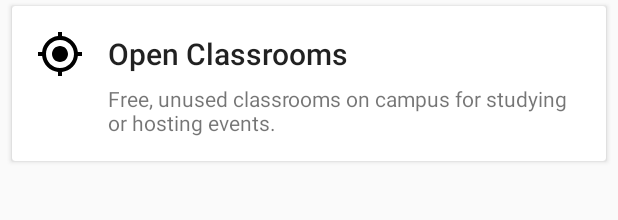
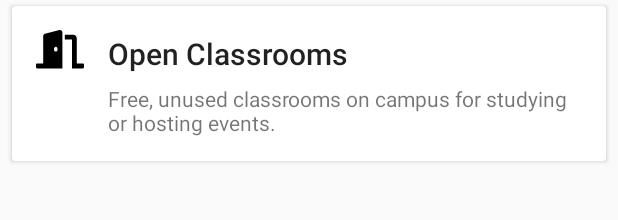
Before and after one commit to wztlei/wathub, an Android app: the layout module_open_classrooms.xml on its own in the app's theme, with its tools: preview values and no code run, on a phone screen of 412 x 824 dp. Shown: the top 220 px of the screen. Run offline under Robolectric (Android 15) with nearby library versions, the phone set to English and light mode, and no system bars.

Commit message:
Add open classrooms to the campus modules section

```diff
--- a/app/src/main/java/io/github/wztlei/wathub/ui/MainActivity.java
+++ b/app/src/main/java/io/github/wztlei/wathub/ui/MainActivity.java
@@ -174,7 +174,7 @@ public class MainActivity extends BaseActivity
         }
     }
 
-    static final class ModuleCategories extends HashMap<String, List<String>> {
+    private static final class ModuleCategories extends HashMap<String, List<String>> {
 
         String[] getApiMethods(final @IdRes int menuItemId, final Resources res) {
             final String idName = res.getResourceEntryName(menuItemId);
--- a/app/src/main/java/io/github/wztlei/wathub/ui/modules/ModuleMap.java
+++ b/app/src/main/java/io/github/wztlei/wathub/ui/modules/ModuleMap.java
@@ -14,6 +14,7 @@ import io.github.wztlei.wathub.ui.modules.foodservices.MenusFragment;
 import io.github.wztlei.wathub.ui.modules.foodservices.NotesFragment;
 import io.github.wztlei.wathub.ui.modules.news.NewsFragment;
 import io.github.wztlei.wathub.ui.modules.news.NewsListFragment;
+import io.github.wztlei.wathub.ui.modules.openclassroom.OpenClassroomFragment;
 import io.github.wztlei.wathub.ui.modules.parking.ParkingFragment;
 import io.github.wztlei.wathub.ui.modules.poi.PointsOfInterestFragment;
 import io.github.wztlei.wathub.ui.modules.resources.GooseWatchFragment;
@@ -82,6 +83,9 @@ final class ModuleMap {
 
         sEndpoints.put("/weather/current",
                 new ModuleInfo(WeatherFragment.class, R.layout.module_weather));
+
+        sEndpoints.put("/wathub/openclassrooms",
+                new ModuleInfo(OpenClassroomFragment.class, R.layout.module_open_classrooms));
     }
 
     public static ModuleInfo getFragmentInfo(final String endpoint) {
--- /dev/null
+++ b/app/src/main/res/drawable/ic_open_classroom.xml
@@ -0,0 +1,9 @@
+<vector xmlns:android="http://schemas.android.com/apk/res/android"
+    android:width="24dp"
+    android:height="24dp"
+    android:viewportWidth="640"
+    android:viewportHeight="640">
+  <path
+      android:pathData="M624,448h-80V113.45C544,86.19 522.47,64 496,64H384v64h96v384h144c8.84,0 16,-7.16 16,-16v-32c0,-8.84 -7.16,-16 -16,-16zM312.24,1.01l-192,49.74C105.99,54.44 96,67.7 96,82.92V448H16c-8.84,0 -16,7.16 -16,16v32c0,8.84 7.16,16 16,16h336V33.18c0,-21.58 -19.56,-37.41 -39.76,-32.17zM264,288c-13.25,0 -24,-14.33 -24,-32s10.75,-32 24,-32 24,14.33 24,32 -10.75,32 -24,32z"
+      android:fillColor="#FF000000"/>
+</vector>
--- a/app/src/main/res/layout/module_open_classrooms.xml
+++ b/app/src/main/res/layout/module_open_classrooms.xml
@@ -4,5 +4,5 @@
     android:layout_width="match_parent"
     android:layout_height="wrap_content"
     app:moduleDescription="@string/description_open_classrooms"
-    app:moduleIcon="@drawable/ic_my_location"
+    app:moduleIcon="@drawable/ic_open_classroom"
     app:moduleTitle="@string/title_open_classrooms" />
--- a/app/src/main/res/menu/menu_modules.xml
+++ b/app/src/main/res/menu/menu_modules.xml
@@ -26,7 +26,7 @@
             android:title="@string/api_courses" />
 
         <item
-            android:id="@+id/menu_item_maps"
+            android:id="@+id/menu_item_campus"
             android:icon="@drawable/ic_school"
             android:title="@string/api_campus" />
 
--- a/app/src/main/res/raw/menu_structure.json
+++ b/app/src/main/res/raw/menu_structure.json
@@ -17,7 +17,8 @@
   "weather": [
     "/weather/current"
   ],
-  "maps": [
+  "campus": [
+    "/wathub/openclassrooms",
     "/poi",
     "/buildings/list",
     "/parking/watpark",
--- a/app/src/main/res/values/strings.xml
+++ b/app/src/main/res/values/strings.xml
@@ -50,7 +50,7 @@
     <string name="description_buildings">A list of official buildings affiliated with the University of Waterloo.</string>
     <string name="description_courses">Information about courses offered, including general info, prerequisites, course schedules, enrollment info, and exam schedules</string>
     <string name="description_resources_sites">A list of official websites affiliated with the University of Waterloo.</string>
-    <string name="description_resources_goosewatch">A crowdsourced list of reported geese nests during their spring mating season.</string>
+    <string name="description_resources_goosewatch">A crowd-sourced list of geese nests.</string>
     <string name="description_resources_sunshine">High-earning University of Waterloo public employees.</string>
     <string name="description_events">Information regarding events taking place around campus.</string>
     <string name="description_news">News curated by various sources affiliated with the University of Waterloo.</string>
@@ -59,7 +59,7 @@
     <string name="description_open_classrooms">Free, unused classrooms on campus for studying or hosting events.</string>
 
     <string name="home_quick_course_lookup">Course Lookup</string>
-    <string name="home_quick_course_hint_subject">eg: MATH</string>
+    <string name="home_quick_course_hint_subject">Ex. MATH</string>
     <string name="home_quick_course_hint_number">135</string>
     <string name="home_quick_course_search_subject">Search all %s courses…</string>
     <string name="home_quick_course_search_course">Look up %s…</string>
```
